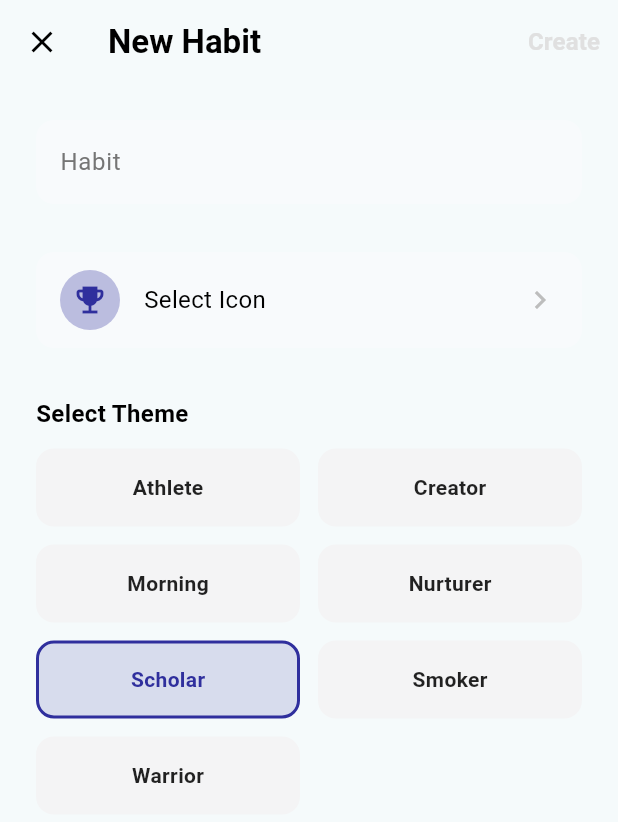
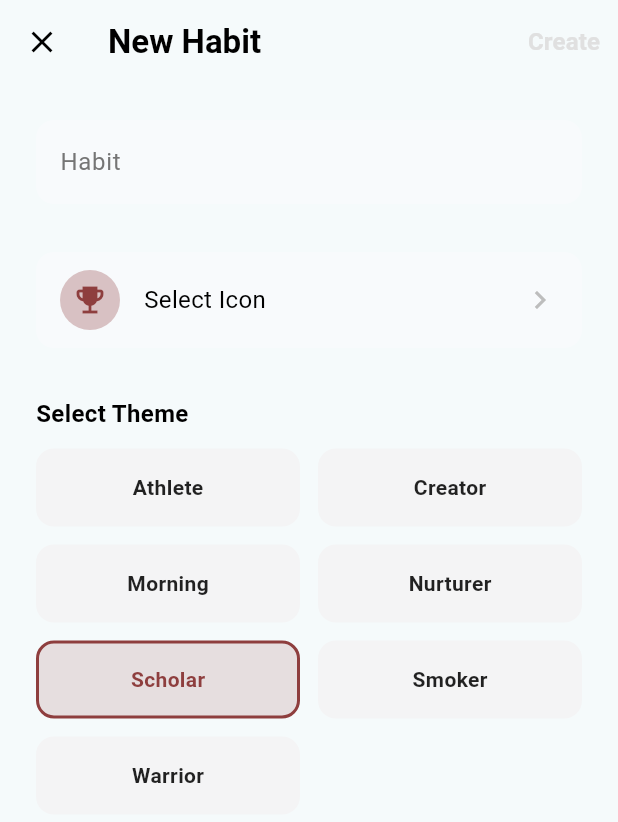
Before and after one commit to ksvslk/5y-habit-tracker, a Flutter app: the AddHabitScreen screen opened directly, on a phone screen of 412 x 824 dp. Shown: the top 822 px of the screen. Run offline on Flutter 3.47's test engine with Material 3 defaults, Android fonts, the phone set to English and light mode, and no system bars; our stand-ins replace flutter_riverpod, isar, riverpod_annotation, table_calendar, wakelock_plus; missing offline and left inert: flutter_gemma; accounts and stored records are empty; generated files the repository leaves out were written again.

Commit message:
Border and color adjustments + ready to chat text

```diff
--- a/lib/data/theme_colors.dart
+++ b/lib/data/theme_colors.dart
@@ -1,76 +1,75 @@
 // AUTO-GENERATED FILE. DO NOT EDIT.
-// Run 'dart run lib/tools/gen_colors.dart' to update.
 import 'dart:ui';
 
 final Map<String, dynamic> themeData = {
   'athlete': {
     'name': 'Athlete',
     'colors': [
-      const Color(0xFFF0F0E6), // 1.jpg
-      const Color(0xFFE5EDF6), // 2.jpg
-      const Color(0xFFEEEAE6), // 3.jpg
-      const Color(0xFFF0F0E6), // 4.jpg
-      const Color(0xFFEDE6E6), // 5.jpg
+      const Color(0xFFF2ECE1), // 1.jpg
+      const Color(0xFFF2E1F2), // 2.jpg
+      const Color(0xFFF2EBE1), // 3.jpg
+      const Color(0xFFF2F0E1), // 4.jpg
+      const Color(0xFFEDF2E1), // 5.jpg
     ],
   },
   'creator': {
     'name': 'Creator',
     'colors': [
-      const Color(0xFFEDE6E6), // 1.jpg
-      const Color(0xFFEDE6E6), // 2.jpg
-      const Color(0xFFEEEAE6), // 3.jpg
-      const Color(0xFFEDE6E6), // 4.jpg
-      const Color(0xFFF0F0E6), // 5.jpg
+      const Color(0xFFF2EBE1), // 1.jpg
+      const Color(0xFFF2E5E1), // 2.jpg
+      const Color(0xFFF2EAE1), // 3.jpg
+      const Color(0xFFF2EAE1), // 4.jpg
+      const Color(0xFFF2ECE1), // 5.jpg
     ],
   },
   'morning': {
     'name': 'Morning',
     'colors': [
-      const Color(0xFFEFECE6), // 1.jpg
-      const Color(0xFFF0F0E6), // 2.jpg
-      const Color(0xFFF0F0E6), // 3.jpg
-      const Color(0xFFEDE6E6), // 4.jpg
-      const Color(0xFFE5F5F5), // 5.jpg
+      const Color(0xFFF2EAE1), // 1.jpg
+      const Color(0xFFF2F1E1), // 2.jpg
+      const Color(0xFFF2EDE1), // 3.jpg
+      const Color(0xFFF2E5E1), // 4.jpg
+      const Color(0xFFEBF2E1), // 5.jpg
     ],
   },
   'nurturer': {
     'name': 'Nurturer',
     'colors': [
-      const Color(0xFFEEEAE6), // 1.jpg
-      const Color(0xFFEDE6E6), // 2.jpg
-      const Color(0xFFF0F0E6), // 3.jpg
-      const Color(0xFFF0F0E6), // 4.jpg
-      const Color(0xFFEEE9E6), // 5.jpg
+      const Color(0xFFF2E7E1), // 1.jpg
+      const Color(0xFFF2E8E1), // 2.jpg
+      const Color(0xFFEAF2E1), // 3.jpg
+      const Color(0xFFF2EDE1), // 4.jpg
+      const Color(0xFFF2EAE1), // 5.jpg
     ],
   },
   'scholar': {
     'name': 'Scholar',
     'colors': [
-      const Color(0xFFE4E4F7), // 1.jpg
-      const Color(0xFFEDE6E6), // 2.jpg
-      const Color(0xFFEEEAE6), // 3.jpg
-      const Color(0xFFEDE6E6), // 4.jpg
-      const Color(0xFFEEE9E6), // 5.jpg
+      const Color(0xFFF2E1E1), // 1.jpg
+      const Color(0xFFF2EAE1), // 2.jpg
+      const Color(0xFFF2EAE1), // 3.jpg
+      const Color(0xFFE1F2ED), // 4.jpg
+      const Color(0xFFF2E9E1), // 5.jpg
     ],
   },
   'smoker': {
     'name': 'Smoker',
     'colors': [
-      const Color(0xFFEDE6E6), // 1.jpg
-      const Color(0xFFEDE6E6), // 2.jpg
-      const Color(0xFFEFECE6), // 3.jpg
-      const Color(0xFFEDE6E6), // 4.jpg
-      const Color(0xFFEDE6E6), // 5.jpg
+      const Color(0xFFF2E5E1), // 1.jpg
+      const Color(0xFFF2EBE1), // 2.jpg
+      const Color(0xFFF2EFE1), // 3.jpg
+      const Color(0xFFF2EAE1), // 4.jpg
+      const Color(0xFFE7E1F2), // 5.jpg
     ],
   },
   'warrior': {
     'name': 'Warrior',
     'colors': [
-      const Color(0xFFEDE6E6), // 1.jpg
-      const Color(0xFFEDE6E6), // 2.jpg
-      const Color(0xFFEEEAE6), // 3.jpg
-      const Color(0xFFEDE6E6), // 4.jpg
-      const Color(0xFFE5F2E5), // 5.jpg
+      const Color(0xFFF2E7E1), // 1.jpg
+      const Color(0xFFF2EDE1), // 2.jpg
+      const Color(0xFFF2ECE1), // 3.jpg
+      const Color(0xFFF2E7E1), // 4.jpg
+      const Color(0xFFF2F2E1), // 5.jpg
     ],
   },
 };
--- a/lib/ui/screens/chat_screen.dart
+++ b/lib/ui/screens/chat_screen.dart
@@ -358,7 +358,7 @@ class _ChatScreenState extends ConsumerState<ChatScreen> {
     if (messages.isEmpty) {
       return _buildCenteredMessage(
         isDark,
-        "Ready to chat",
+        "Ready. Use trash bin to clear chats or reset AI if needed.",
         isDark
             ? 'assets/icons/greyscale_night.png'
             : 'assets/icons/greyscale.png',
--- a/lib/ui/widgets/mosaic_painter.dart
+++ b/lib/ui/widgets/mosaic_painter.dart
@@ -25,9 +25,8 @@ class MosaicPainter extends CustomPainter {
 
     final Paint innerBorderPaint = Paint()
       ..color = borderColor
-      ..strokeCap = StrokeCap.butt
       ..style = PaintingStyle.stroke
-      ..strokeWidth = 1.0; // Inner grid lines stay thin
+      ..strokeWidth = .5; // Inner grid lines stay thin
 
     // NEW: Paint for the Outer Edge
     final Paint outerBorderPaint = Paint()
```
Also changed, not shown: lib/tools/gen_colors.dart (+53 -72 lines).
